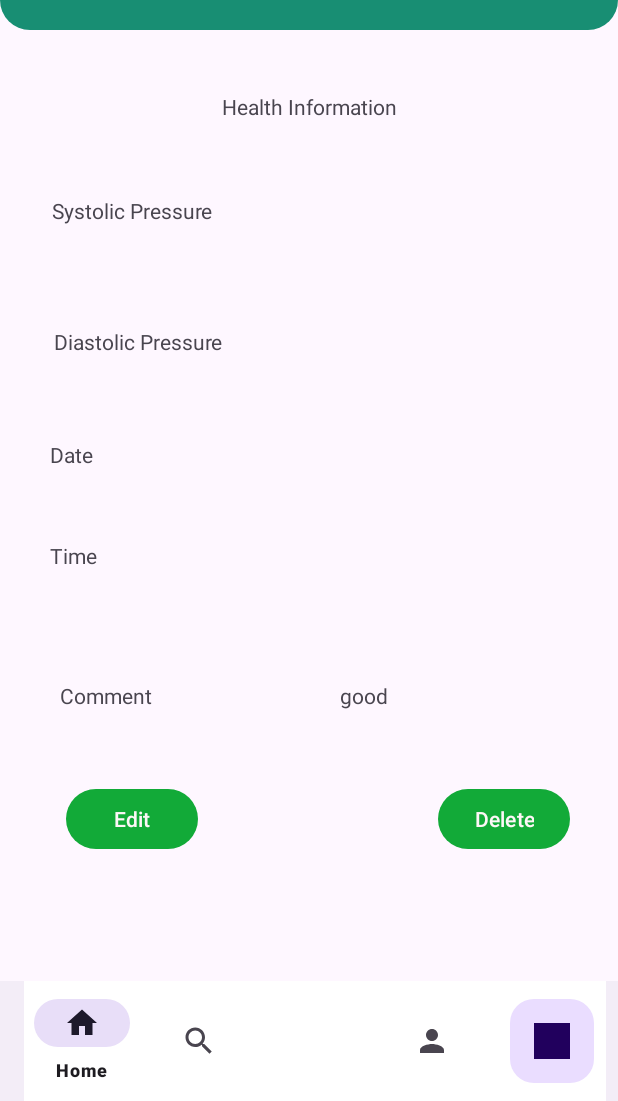
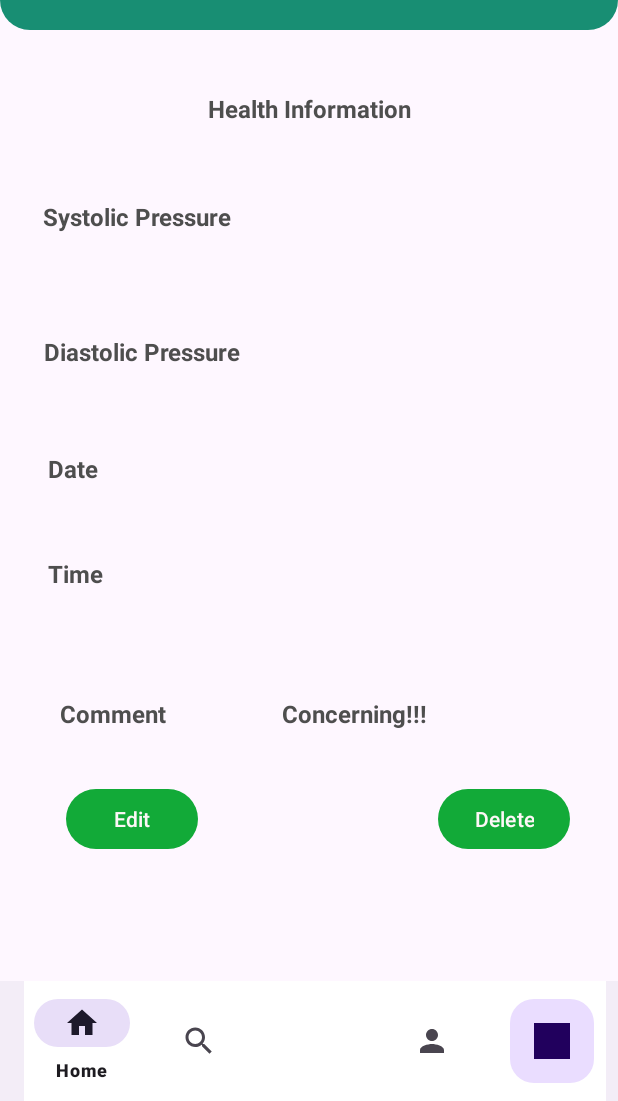
Before and after one commit to Robayed110/CardiacRecorder, an Android app: the Details screen opened directly, with no data from a screen before it, on a phone screen of 412 x 824 dp, the part 135-1236 px from its top. Run offline under Robolectric (Android 15) with nearby library versions, the phone set to English and light mode, and no system bars; our stand-ins replace Firebase (no records; nobody signed in at launch, a user with empty details on screens opened directly); 2 statements that could not run were skipped.

Commit message:
apply condition

```diff
--- a/app/src/main/java/com/example/cardiacrecorder/Details.java
+++ b/app/src/main/java/com/example/cardiacrecorder/Details.java
@@ -35,7 +35,23 @@ public class Details extends AppCompatActivity {
         di_pressure.setText(intent.getStringExtra("diastolic_pressure"));
         date.setText(intent.getStringExtra("date"));
         time.setText(intent.getStringExtra("time"));
-        comment.setText("good");
+        String systolicPressureString = intent.getStringExtra("systolic_pressure");
+        String diastolicPressureString = intent.getStringExtra("diastolic_pressure");
+
+// Convert systolic pressure to integer
+        int systolicPressure = Integer.parseInt(systolicPressureString);
+
+// Convert diastolic pressure to integer
+        int diastolicPressure = Integer.parseInt(diastolicPressureString);
+
+        if(systolicPressure>=110 && systolicPressure<=130 && diastolicPressure>=70 && diastolicPressure<=90){
+            comment.setText("Good Health.");
+        }
+        else {
+            comment.setText("Concerning!!!");
+        }
+
+
 
         /**
          * OnClickListener for the edit button. It starts the Edit activity to allow
--- a/app/src/main/res/layout/activity_details.xml
+++ b/app/src/main/res/layout/activity_details.xml
@@ -51,6 +51,9 @@
             android:layout_width="wrap_content"
             android:layout_height="wrap_content"
             android:text="Health Information"
+            android:textColor="#4E4E4E"
+            android:textSize="16sp"
+            android:textStyle="bold"
             app:layout_constraintBottom_toBottomOf="parent"
             app:layout_constraintEnd_toEndOf="parent"
             app:layout_constraintHorizontal_bias="0.502"
@@ -63,7 +66,9 @@
             android:layout_width="wrap_content"
             android:layout_height="wrap_content"
             android:layout_marginTop="48dp"
-
+            android:textColor="#4E4E4E"
+            android:textSize="16sp"
+            android:textStyle="bold"
             android:text="Systolic"
             app:layout_constraintBottom_toBottomOf="parent"
             app:layout_constraintEnd_toEndOf="parent"
@@ -78,6 +83,9 @@
             android:layout_height="wrap_content"
             android:layout_marginTop="68dp"
             android:text="Diastolic"
+            android:textColor="#4E4E4E"
+            android:textSize="16sp"
+            android:textStyle="bold"
             app:layout_constraintEnd_toEndOf="parent"
             app:layout_constraintHorizontal_bias="0.528"
             app:layout_constraintStart_toStartOf="parent"
@@ -88,6 +96,9 @@
             android:layout_width="wrap_content"
             android:layout_height="wrap_content"
             android:layout_marginTop="48dp"
+            android:textColor="#4E4E4E"
+            android:textSize="16sp"
+            android:textStyle="bold"
             android:text="Date"
             app:layout_constraintEnd_toEndOf="parent"
             app:layout_constraintHorizontal_bias="0.501"
@@ -100,6 +111,9 @@
             android:layout_height="wrap_content"
             android:layout_marginTop="56dp"
             android:text="Time"
+            android:textColor="#4E4E4E"
+            android:textSize="16sp"
+            android:textStyle="bold"
             app:layout_constraintEnd_toEndOf="parent"
             app:layout_constraintHorizontal_bias="0.498"
             app:layout_constraintStart_toStartOf="parent"
@@ -111,6 +125,9 @@
             android:layout_height="wrap_content"
             android:layout_marginTop="64dp"
             android:text="Comment"
+            android:textColor="#4E4E4E"
+            android:textSize="16sp"
+            android:textStyle="bold"
             app:layout_constraintBottom_toTopOf="@+id/button"
             app:layout_constraintEnd_toEndOf="parent"
             app:layout_constraintHorizontal_bias="0.597"
@@ -143,6 +160,9 @@
             android:layout_width="wrap_content"
             android:layout_height="wrap_content"
             android:text="Systolic Pressure"
+            android:textColor="#4E4E4E"
+            android:textSize="16sp"
+            android:textStyle="bold"
             app:layout_constraintEnd_toStartOf="@+id/systolic1"
             app:layout_constraintHorizontal_bias="0.32"
             app:layout_constraintStart_toStartOf="parent"
@@ -153,6 +173,9 @@
             android:layout_width="wrap_content"
             android:layout_height="wrap_content"
             android:text="Diastolic Pressure"
+            android:textColor="#4E4E4E"
+            android:textSize="16sp"
+            android:textStyle="bold"
             app:layout_constraintEnd_toStartOf="@+id/diastolic1"
             app:layout_constraintHorizontal_bias="0.342"
             app:layout_constraintStart_toStartOf="parent"
@@ -164,6 +187,9 @@
             android:layout_height="wrap_content"
             android:layout_marginTop="8dp"
             android:text="Date"
+            android:textColor="#4E4E4E"
+            android:textSize="16sp"
+            android:textStyle="bold"
             app:layout_constraintEnd_toStartOf="@+id/date1"
             app:layout_constraintHorizontal_bias="0.186"
             app:layout_constraintStart_toStartOf="parent"
@@ -174,7 +200,9 @@
             android:layout_width="wrap_content"
             android:layout_height="wrap_content"
             android:text="Time"
-
+            android:textColor="#4E4E4E"
+            android:textSize="16sp"
+            android:textStyle="bold"
             app:layout_constraintBottom_toBottomOf="@+id/time1"
             app:layout_constraintStart_toStartOf="@+id/textView12"
             app:layout_constraintTop_toTopOf="@+id/time1" />
@@ -185,7 +213,10 @@
             android:layout_height="wrap_content"
             android:layout_marginStart="40dp"
             android:text="Comment"
-            app:layout_constraintBottom_toTopOf="@+id/button"
+            android:textColor="#4E4E4E"
+            android:textSize="16sp"
+            android:textStyle="bold"
+            app:layout_constraintBottom_toBottomOf="@+id/comment"
             app:layout_constraintStart_toStartOf="parent"
             app:layout_constraintTop_toTopOf="@+id/comment"
             app:layout_constraintVertical_bias="0.0" />
```
Also changed, not shown: app/src/main/res/layout/activity_add.xml (+11 -2 lines), app/src/main/res/layout/activity_edit.xml (+14 -7 lines).
